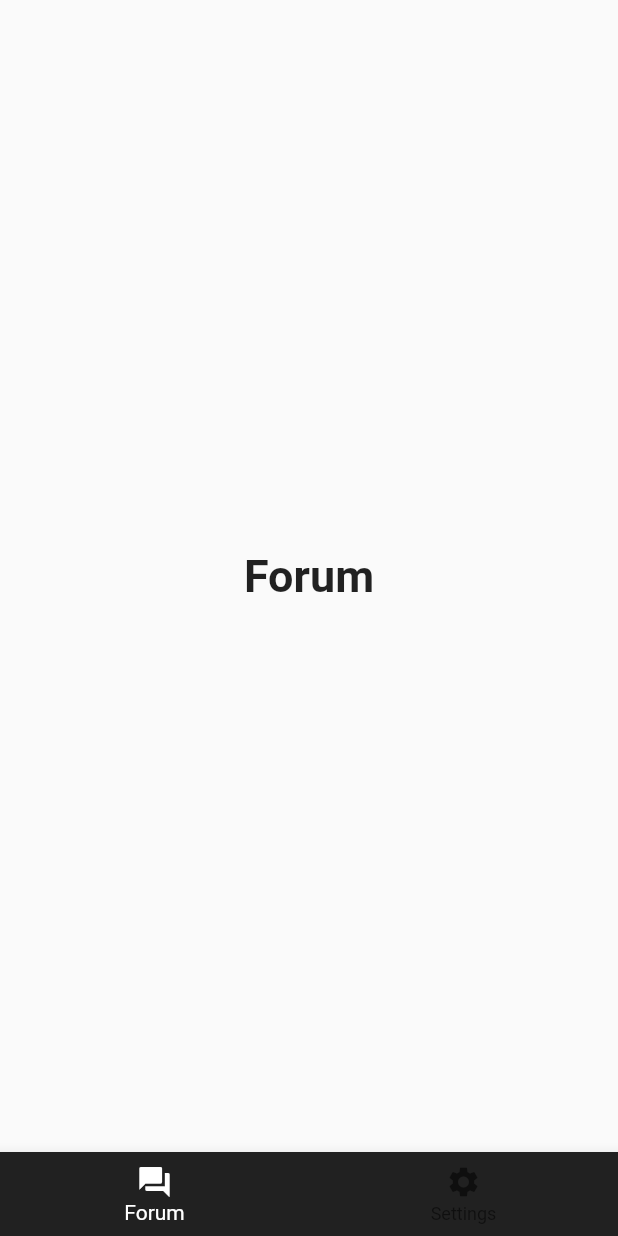
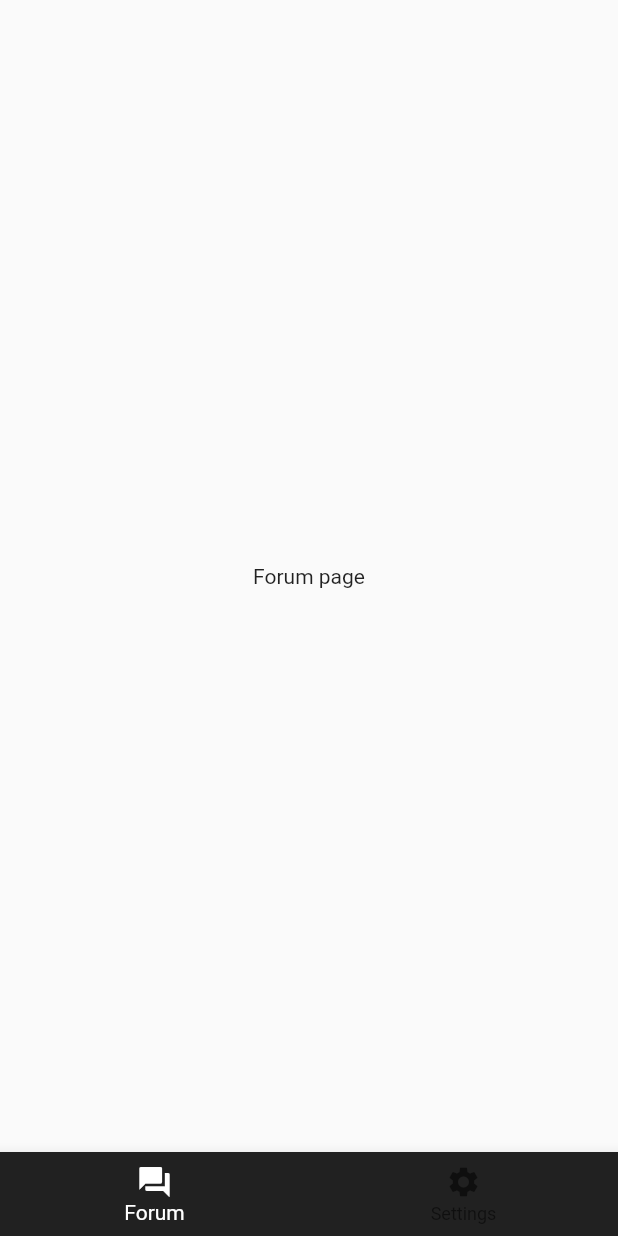
Before and after one commit to GDSC-BUK/sc-22.mobile, a Flutter app: the screen it shows after launch, on a phone screen of 412 x 824 dp. Run offline on Flutter 3.47's test engine with Material 2 defaults, Android fonts, the phone set to English and light mode, and no system bars.

Commit message:
adds pages folder for forum and settings tab

```diff
--- a/lib/main.dart
+++ b/lib/main.dart
@@ -1,4 +1,7 @@
 import 'package:flutter/material.dart';
+
+import "pages/forum.dart";
+import "pages/settings.dart";
 
 void main() => runApp(const App());
 
@@ -28,14 +31,8 @@
   static const TextStyle optionStyle =
       TextStyle(fontSize: 30, fontWeight: FontWeight.bold);
   static const List<Widget> _widgetOptions = <Widget>[
-    Text(
-      'Forum',
-      style: optionStyle,
-    ),
-    Text(
-      'Settings',
-      style: optionStyle,
-    ),
+    Forum(),
+    Settings(),
   ];
 
   void _onItemTapped(int index) {
--- /dev/null
+++ b/lib/pages/forum.dart
@@ -0,0 +1,10 @@
+import 'package:flutter/material.dart';
+
+class Forum extends StatelessWidget {
+  const Forum({Key? key}) : super(key: key);
+
+  @override
+  Widget build(BuildContext context) {
+    return const Text("Forum page");
+  }
+}
--- /dev/null
+++ b/lib/pages/settings.dart
@@ -0,0 +1,10 @@
+import 'package:flutter/material.dart';
+
+class Settings extends StatelessWidget {
+  const Settings({Key? key}) : super(key: key);
+
+  @override
+  Widget build(BuildContext context) {
+    return const Text("Settings page");
+  }
+}
```
